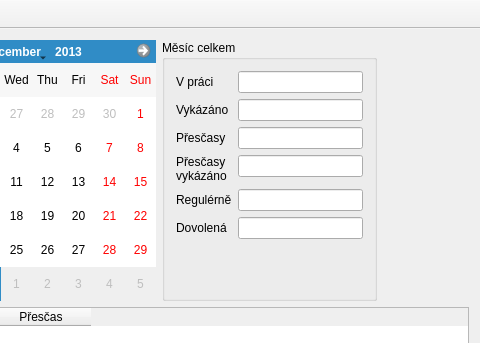
Old version of the form mainwindow.ui in the repository kubanecxxx/dochazka; both pictures show x 321 to 801 and y 0 to 343 of the 801 by 605 pixel window.
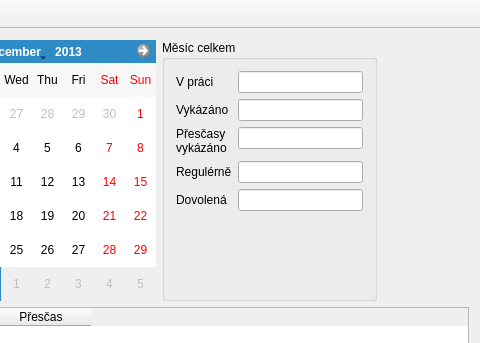
New version of the form.

The edit to the form file:
```diff
--- a/mainwindow.ui
+++ b/mainwindow.ui
@@ -209,26 +209,6 @@
           </widget>
          </item>
          <item row="2" column="0">
-          <widget class="QLabel" name="label_9">
-           <property name="text">
-            <string>Přesčasy</string>
-           </property>
-          </widget>
-         </item>
-         <item row="2" column="1">
-          <widget class="QLineEdit" name="editMPres">
-           <property name="minimumSize">
-            <size>
-             <width>125</width>
-             <height>0</height>
-            </size>
-           </property>
-           <property name="readOnly">
-            <bool>true</bool>
-           </property>
-          </widget>
-         </item>
-         <item row="3" column="0">
           <widget class="QLabel" name="label_10">
            <property name="text">
             <string>Přesčasy 
@@ -236,7 +216,7 @@
            </property>
           </widget>
          </item>
-         <item row="3" column="1">
+         <item row="2" column="1">
           <widget class="QLineEdit" name="editMPVykazano">
            <property name="minimumSize">
             <size>
@@ -249,14 +229,14 @@
            </property>
           </widget>
          </item>
-         <item row="4" column="0">
+         <item row="3" column="0">
           <widget class="QLabel" name="label_11">
            <property name="text">
             <string>Regulérně</string>
            </property>
           </widget>
          </item>
-         <item row="4" column="1">
+         <item row="3" column="1">
           <widget class="QLineEdit" name="editMRegul">
            <property name="minimumSize">
             <size>
@@ -269,14 +249,14 @@
            </property>
           </widget>
          </item>
-         <item row="5" column="0">
+         <item row="4" column="0">
           <widget class="QLabel" name="label_12">
            <property name="text">
             <string>Dovolená</string>
            </property>
           </widget>
          </item>
-         <item row="5" column="1">
+         <item row="4" column="1">
           <widget class="QLineEdit" name="editMDovol">
            <property name="minimumSize">
             <size>
```
